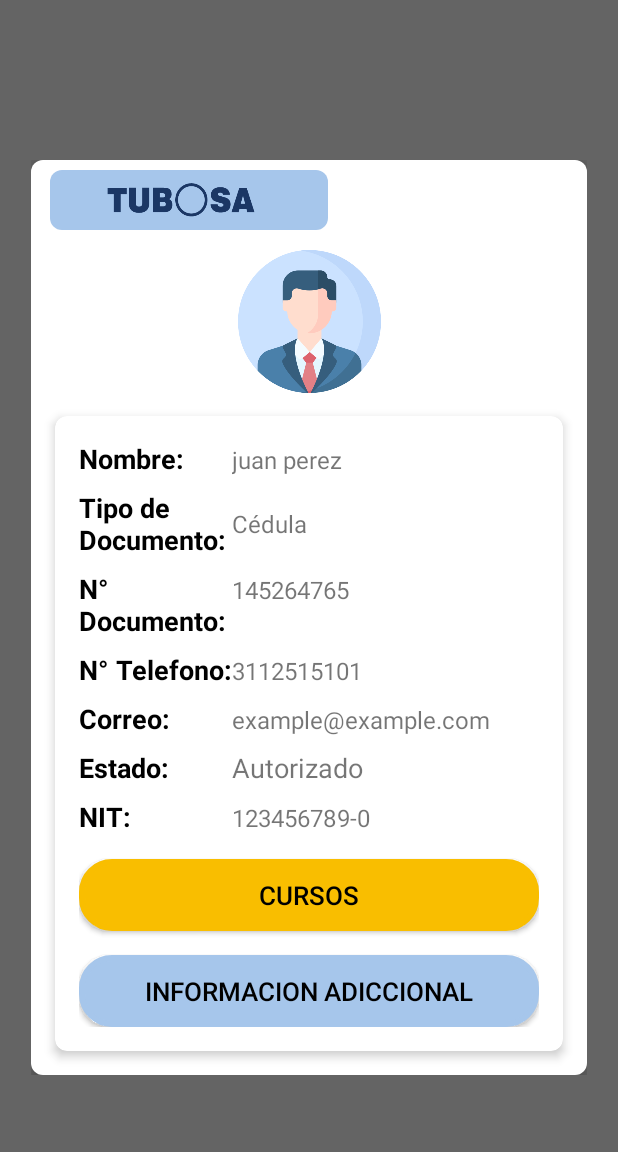
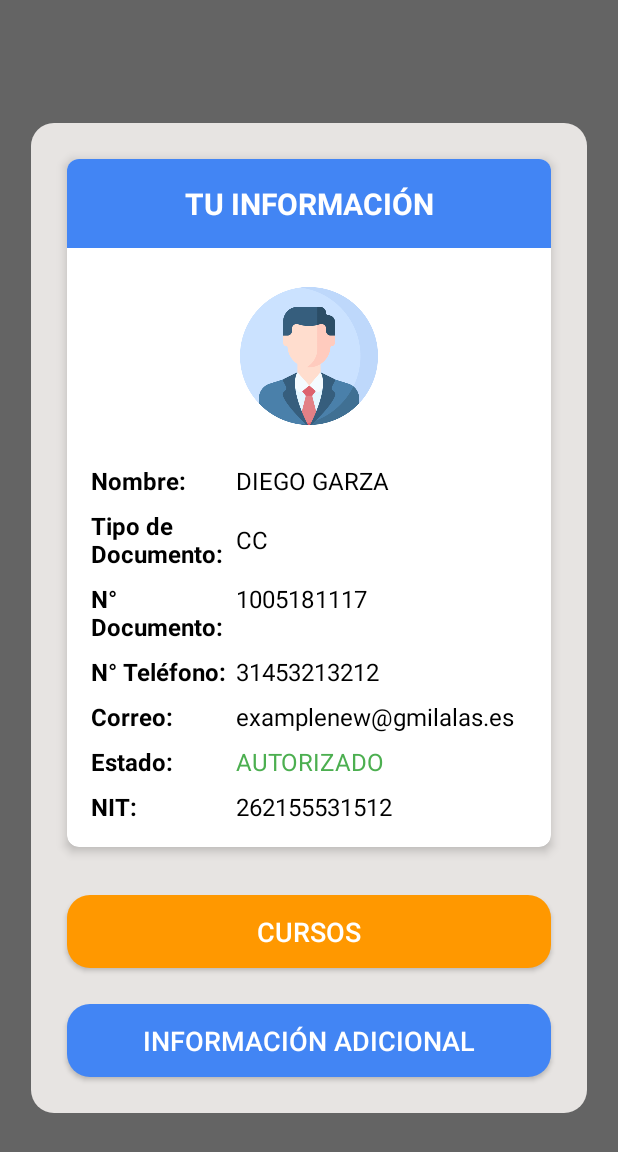
Before and after one commit to pruebasdeapp795/capa, an Android app: the fragment DialogInfo placed in its activity, on a phone screen of 412 x 824 dp. Shown: the top 1152 px of the screen. Run offline under Robolectric (Android 15) with nearby library versions, the phone set to English and light mode, and no system bars; libraries missing offline, so code that uses them is left out: com.google.zxing.integration; 5 statements that could not run were skipped.

Commit message:
changes info

```diff
--- /dev/null
+++ b/app/src/main/res/drawable/info.xml
@@ -0,0 +1,10 @@
+<vector xmlns:android="http://schemas.android.com/apk/res/android"
+    android:width="512dp"
+    android:height="512dp"
+    android:viewportWidth="512"
+    android:viewportHeight="512">
+  <path
+      android:pathData="M230.7,14c-39.8,4.5 -77.1,18 -109.2,39.5 -14.9,10 -23,16.6 -35.9,29.3 -46.8,46.1 -72.5,107.3 -72.6,172.8 -0.1,63.6 24,123.6 67.9,168.8 38.1,39.2 85.3,63.6 139.6,72.1 13.9,2.2 45.2,3 60,1.6 83.3,-8.1 157.4,-60.2 194,-136.5 11.3,-23.4 18.3,-46 22.1,-71.1 2.6,-16.8 2.6,-53.4 0.1,-69.5 -10.9,-69.8 -48.3,-128.8 -106.3,-167.6 -14.1,-9.4 -35.3,-20.2 -50.8,-25.9 -12.5,-4.6 -33,-9.8 -47.1,-12 -12.7,-2 -49.5,-2.9 -61.8,-1.5zM294.7,94.8c7.4,2.8 14.7,8.5 19.3,14.9 19.9,27.8 4.3,65.7 -29.2,71.4 -19.2,3.2 -39.5,-7.7 -48.1,-25.8 -3,-6.5 -3.2,-7.4 -3.2,-18.8 0,-11.4 0.1,-12.3 3.2,-18.8 10.1,-21.4 35.7,-31.5 58,-22.9zM278.8,223.5c6.9,2.1 14.5,9.1 16.6,15.2 4.2,12.2 4,13.2 -10,70.4 -5.8,23.9 -9.4,40.6 -9.4,43.8 0,7.3 3.5,10.8 14.6,14.5 10.9,3.6 11.9,4.4 11,8.9 -0.8,4.3 -4,7.2 -15.7,14.2 -20.8,12.3 -46.4,18.9 -66.5,17 -18.9,-1.7 -29.6,-14.1 -28.1,-32.4 0.3,-3.6 5.5,-27 11.7,-52 11.9,-48.3 12.2,-50.1 7.8,-54.8 -3.1,-3.3 -6.1,-4.8 -13.8,-6.8 -7.4,-1.9 -10,-3.8 -10,-7.3 0,-3.7 3.4,-7.6 10.3,-12 27.3,-17.2 60.7,-24.9 81.5,-18.7z"
+      android:fillColor="#000000"
+      android:strokeColor="#00000000"/>
+</vector>
--- a/app/src/main/res/layout/fragment_dialog_info.xml
+++ b/app/src/main/res/layout/fragment_dialog_info.xml
@@ -4,97 +4,93 @@
     xmlns:app="http://schemas.android.com/apk/res-auto"
     xmlns:tools="http://schemas.android.com/tools"
     android:layout_width="match_parent"
+    android:layout_height="match_parent"
+    android:background="@drawable/linear_card"
+    >
+
+    <androidx.cardview.widget.CardView
+        android:id="@+id/main_card_container"
+        android:layout_width="0dp"
         android:layout_height="wrap_content"
-    android:gravity="center_horizontal"
-    android:background="@drawable/cards_corner"
-    android:layout_marginTop="5dp"
-    android:elevation="5dp"
-    android:orientation="vertical">
-
-    <View
-        android:id="@+id/square_container"
-        android:layout_width="185dp"
-        android:layout_height="40dp"
-        android:background="@drawable/cards_corner"
-        android:backgroundTint="#A6C6EB"
-        app:layout_constraintBottom_toBottomOf="parent"
+        android:layout_marginStart="24dp"  android:layout_marginTop="24dp"   android:layout_marginEnd="24dp"    app:cardCornerRadius="8dp"
+        app:cardElevation="4dp"
         app:layout_constraintEnd_toEndOf="parent"
-        app:layout_constraintHorizontal_bias="0.07"
         app:layout_constraintStart_toStartOf="parent"
         app:layout_constraintTop_toTopOf="parent"
-        app:layout_constraintVertical_bias="0.012" />
+        app:layout_constraintBottom_toTopOf="@+id/boton_cursos" app:layout_constrainedHeight="true" >
 
-    <ImageView
-        android:id="@+id/toolbar_logo"
-        android:layout_width="122dp"
-        android:layout_height="30dp"
-        android:layout_gravity="center"
-        android:adjustViewBounds="true"
-        android:maxWidth="120dp"
-        android:src="@drawable/logo_tubosa"
-        app:layout_constraintBottom_toBottomOf="parent"
+        <androidx.constraintlayout.widget.ConstraintLayout
+            android:layout_width="match_parent"
+            android:layout_height="wrap_content">
+
+            <TextView
+                android:id="@+id/tvHeader"
+                android:layout_width="0dp"
+                android:layout_height="wrap_content"
+                android:background="#4285F4"
+                android:paddingTop="16dp"
+                android:paddingBottom="16dp"
+                android:text="TU INFORMACIÓN"
+                android:gravity="center"
+                android:textAlignment="center"
+                android:textColor="@android:color/white"
+                android:textSize="20sp"
+                android:textStyle="bold"
                 app:layout_constraintEnd_toEndOf="parent"
-        app:layout_constraintHorizontal_bias="0.159"
                 app:layout_constraintStart_toStartOf="parent"
-        app:layout_constraintTop_toTopOf="parent"
-        app:layout_constraintVertical_bias="0.019" />
-
-    <View
-        android:id="@+id/header_background"
-        android:layout_width="0dp"
-        android:layout_height="0dp"
-        app:layout_constraintBottom_toTopOf="@+id/info_card"
-        app:layout_constraintEnd_toEndOf="parent"
-        app:layout_constraintStart_toStartOf="parent" />
+                app:layout_constraintTop_toTopOf="parent" />
 
             <ImageView
                 android:id="@+id/profile_image"
-        android:layout_width="95dp"
-        android:layout_height="95dp"
-        android:layout_marginTop="60dp"
+                android:layout_width="96dp"
+                android:layout_height="96dp"
+                android:layout_marginTop="24dp"
+                android:src="@drawable/profile"
                 android:scaleType="centerCrop"
-        android:src="@drawable/profile"
-        app:layout_constraintTop_toTopOf="parent"
-        app:layout_constraintStart_toStartOf="parent"
-        app:layout_constraintEnd_toEndOf="parent" />
-
-    <androidx.cardview.widget.CardView
-        android:id="@+id/info_card"
-        android:layout_width="0dp"
-        android:layout_height="wrap_content" android:layout_marginStart="16dp"
-        android:layout_marginTop="15dp"
-        android:layout_marginEnd="16dp"
-        android:layout_marginBottom="16dp" app:cardCornerRadius="8dp"
-        app:cardElevation="4dp"
-        android:maxWidth="600dp"
+                android:padding="2dp"
                 app:layout_constraintEnd_toEndOf="parent"
                 app:layout_constraintStart_toStartOf="parent"
-        app:layout_constraintTop_toBottomOf="@+id/profile_image"
-        app:layout_constraintBottom_toBottomOf="parent"> <ScrollView
+                app:layout_constraintTop_toBottomOf="@id/tvHeader" />
+
+            <ScrollView
+                android:id="@+id/info_scrollview"
+                android:layout_width="0dp"
+                android:layout_height="wrap_content"
+                android:layout_marginTop="24dp"
+                app:layout_constraintEnd_toEndOf="parent"
+                app:layout_constraintStart_toStartOf="parent"
+                app:layout_constraintTop_toBottomOf="@id/profile_image"
+                app:layout_constraintBottom_toBottomOf="parent" >
+
+                <LinearLayout
                     android:layout_width="match_parent"
-        android:layout_height="wrap_content"> <LinearLayout
-        android:layout_width="match_parent"
-        android:layout_height="wrap_content" android:orientation="vertical"
-        android:padding="16dp">
+                    android:layout_height="wrap_content"
+                    android:orientation="vertical"
+                    android:paddingStart="16dp"
+                    android:paddingEnd="16dp"
+                    android:paddingBottom="16dp">
 
                     <LinearLayout
                         android:layout_width="match_parent"
                         android:layout_height="wrap_content"
                         android:layout_marginBottom="8dp"
                         android:orientation="horizontal">
-            <TextView android:id="@+id/label_nombre"
+                        <TextView
+                            android:id="@+id/label_nombre"
                             android:layout_width="0dp"
                             android:layout_height="wrap_content"
                             android:layout_weight="1"
                             android:text="Nombre:"
-                android:textColor="@color/black"
-                android:textSize="18sp"
+                            android:textColor="@android:color/black"
+                            android:textSize="16sp"
                             android:textStyle="bold" />
-            <TextView android:id="@+id/nombre_persona"
+                        <TextView
+                            android:id="@+id/nombre_persona"
                             android:layout_width="0dp"
                             android:layout_height="wrap_content"
                             android:layout_weight="2"
-                android:text="juan perez"
+                            android:text="DIEGO GARZA"
+                            android:textColor="@android:color/black"
                             android:textSize="16sp" />
                     </LinearLayout>
 
@@ -104,19 +100,22 @@
                         android:layout_marginBottom="8dp"
                         android:gravity="center_vertical"
                         android:orientation="horizontal">
-            <TextView android:id="@+id/label_tipo_documento"
+                        <TextView
+                            android:id="@+id/label_tipo_documento"
                             android:layout_width="0dp"
                             android:layout_height="wrap_content"
                             android:layout_weight="1"
                             android:text="Tipo de Documento:"
-                android:textColor="@color/black"
-                android:textSize="18sp"
+                            android:textColor="@android:color/black"
+                            android:textSize="16sp"
                             android:textStyle="bold" />
-            <TextView android:id="@+id/tipo_documento_persona"
+                        <TextView
+                            android:id="@+id/tipo_documento_persona"
                             android:layout_width="0dp"
                             android:layout_height="wrap_content"
                             android:layout_weight="2"
-                android:text="Cédula"
+                            android:text="CC"
+                            android:textColor="@android:color/black"
                             android:textSize="16sp" />
                     </LinearLayout>
 
@@ -125,36 +124,22 @@
                         android:layout_height="wrap_content"
                         android:layout_marginBottom="8dp"
                         android:orientation="horizontal">
-            <TextView android:id="@+id/label_cedula"
+                        <TextView
+                            android:id="@+id/label_cedula"
                             android:layout_width="0dp"
                             android:layout_height="wrap_content"
                             android:layout_weight="1"
                             android:text="N° Documento:"
-                android:textColor="@color/black"
-                android:textSize="18sp"
+                            android:textColor="@android:color/black"
+                            android:textSize="16sp"
                             android:textStyle="bold" />
-            <TextView android:id="@+id/cedula_persona"
-                android:layout_width="0dp" android:layout_height="wrap_content" android:layout_weight="2" android:text="145264765" android:textSize="16sp" />
-        </LinearLayout>
-
-        <LinearLayout
-            android:layout_width="match_parent"
-            android:layout_height="wrap_content"
-            android:layout_marginBottom="8dp"
-            android:orientation="horizontal">
-            <TextView android:id="@+id/label_Telefono"
-                android:layout_width="0dp"
-                android:layout_height="wrap_content"
-                android:layout_weight="1"
-                android:text="N° Telefono:"
-                android:textColor="@color/black"
-                android:textSize="18sp"
-                android:textStyle="bold" />
-            <TextView android:id="@+id/Telefono_persona"
+                        <TextView
+                            android:id="@+id/cedula_persona"
                             android:layout_width="0dp"
                             android:layout_height="wrap_content"
                             android:layout_weight="2"
-                android:text="3112515101"
+                            android:text="1005181117"
+                            android:textColor="@android:color/black"
                             android:textSize="16sp" />
                     </LinearLayout>
 
@@ -163,19 +148,22 @@
                         android:layout_height="wrap_content"
                         android:layout_marginBottom="8dp"
                         android:orientation="horizontal">
-            <TextView android:id="@+id/label_correo"
+                        <TextView
+                            android:id="@+id/label_Telefono"
                             android:layout_width="0dp"
                             android:layout_height="wrap_content"
                             android:layout_weight="1"
-                android:text="Correo:"
-                android:textColor="@color/black"
-                android:textSize="18sp"
+                            android:text="N° Teléfono:"
+                            android:textColor="@android:color/black"
+                            android:textSize="16sp"
                             android:textStyle="bold" />
-            <TextView android:id="@+id/correo_persona"
+                        <TextView
+                            android:id="@+id/Telefono_persona"
                             android:layout_width="0dp"
                             android:layout_height="wrap_content"
                             android:layout_weight="2"
-                android:text="example@example.com"
+                            android:text="31453213212"
+                            android:textColor="@android:color/black"
                             android:textSize="16sp" />
                     </LinearLayout>
 
@@ -184,67 +172,114 @@
                         android:layout_height="wrap_content"
                         android:layout_marginBottom="8dp"
                         android:orientation="horizontal">
-            <TextView android:id="@+id/label_estado"
+                        <TextView
+                            android:id="@+id/label_correo"
+                            android:layout_width="0dp"
+                            android:layout_height="wrap_content"
+                            android:layout_weight="1"
+                            android:text="Correo:"
+                            android:textColor="@android:color/black"
+                            android:textSize="16sp"
+                            android:textStyle="bold" />
+                        <TextView
+                            android:id="@+id/correo_persona"
+                            android:layout_width="0dp"
+                            android:layout_height="wrap_content"
+                            android:layout_weight="2"
+                            android:text="examplenew@gmilalas.es"
+                            android:textColor="@android:color/black"
+                            android:textSize="16sp" />
+                    </LinearLayout>
+
+
+                    <LinearLayout
+                        android:layout_width="match_parent"
+                        android:layout_height="wrap_content"
+                        android:layout_marginBottom="8dp"
+                        android:orientation="horizontal">
+                        <TextView
+                            android:id="@+id/label_estado"
                             android:layout_width="0dp"
                             android:layout_height="wrap_content"
                             android:layout_weight="1"
                             android:text="Estado:"
-                android:textColor="@color/black"
-                android:textSize="18sp"
+                            android:textColor="@android:color/black"
+                            android:textSize="16sp"
                             android:textStyle="bold" />
-            <TextView android:id="@+id/estado_persona"
+                        <TextView
+                            android:id="@+id/estado_persona"
                             android:layout_width="0dp"
                             android:layout_height="wrap_content"
                             android:layout_weight="2"
-                android:text="Autorizado"
-                android:textSize="18sp" />
+                            android:text="AUTORIZADO"
+                            android:textColor="#4CAF50"
+                            android:textSize="16sp" />
                     </LinearLayout>
 
                     <LinearLayout
                         android:layout_width="match_parent"
                         android:layout_height="wrap_content"
                         android:orientation="horizontal">
-            <TextView android:id="@+id/label_nit"
+                        <TextView
+                            android:id="@+id/label_nit"
                             android:layout_width="0dp"
                             android:layout_height="wrap_content"
                             android:layout_weight="1"
                             android:text="NIT:"
-                android:textColor="@color/black"
-                android:textSize="18sp"
+                            android:textColor="@android:color/black"
+                            android:textSize="16sp"
                             android:textStyle="bold" />
-            <TextView android:id="@+id/nit_persona"
+                        <TextView
+                            android:id="@+id/nit_persona"
                             android:layout_width="0dp"
                             android:layout_height="wrap_content"
                             android:layout_weight="2"
-                android:text="123456789-0"
+                            android:text="262155531512"
+                            android:textColor="@android:color/black"
                             android:textSize="16sp" />
                     </LinearLayout>
 
+                </LinearLayout>
+            </ScrollView>
+        </androidx.constraintlayout.widget.ConstraintLayout>
+    </androidx.cardview.widget.CardView>
+
     <Button
         android:id="@+id/boton_cursos"
-            android:layout_width="match_parent"
+        android:layout_width="0dp"
         android:layout_height="wrap_content"
-            android:layout_gravity="center_horizontal"
-            android:layout_marginTop="16dp"
-            android:background="@drawable/round_corner"
-            android:backgroundTint="#F9BE00"
-            android:text="Cursos"
-            android:textSize="17sp"
-            android:textColor="#000000" />
+        android:layout_marginStart="24dp"  android:layout_marginEnd="24dp"
+        android:layout_marginTop="32dp"
+        android:background="@drawable/linear_card"
+        android:backgroundTint="#FF9800"
+        android:text="CURSOS"
+        android:textColor="@android:color/white"
+        android:textSize="18sp"
+        android:paddingTop="12dp"
+        android:paddingBottom="12dp"
+        app:cornerRadius="8dp"
+        app:iconGravity="textStart"
+        app:layout_constraintEnd_toEndOf="parent"
+        app:layout_constraintStart_toStartOf="parent"
+        app:layout_constraintTop_toBottomOf="@id/main_card_container" />
 
     <Button
         android:id="@+id/boton_info_addi"
-            android:layout_width="match_parent"
+        android:layout_width="0dp"
         android:layout_height="wrap_content"
-            android:layout_gravity="center_horizontal"
-            android:layout_marginTop="16dp"
-            android:textSize="17sp"
-            android:background="@drawable/round_corner"
-            android:backgroundTint="#A6C6EB"
-            android:text="informacion adiccional"
-            android:textColor="#000000" />
+        android:layout_marginStart="24dp"  android:layout_marginEnd="24dp"    android:layout_marginTop="24dp"
+        android:layout_marginBottom="24dp" android:background="@drawable/linear_card"
+        android:backgroundTint="#4285F4"
+        android:text="INFORMACIÓN ADICIONAL"
+        android:textColor="@android:color/white"
+        android:textSize="18sp"
+        android:paddingTop="12dp"
+        android:paddingBottom="12dp"
+        app:cornerRadius="8dp"
+        app:iconGravity="textStart"
+        app:layout_constraintEnd_toEndOf="parent"
+        app:layout_constraintStart_toStartOf="parent"
+        app:layout_constraintTop_toBottomOf="@id/boton_cursos"
+        app:layout_constraintBottom_toBottomOf="parent" />
 
-    </LinearLayout>
-    </ScrollView>
-    </androidx.cardview.widget.CardView>
 </androidx.constraintlayout.widget.ConstraintLayout>
```
Lines whose indentation alone changed are shown as unchanged.
